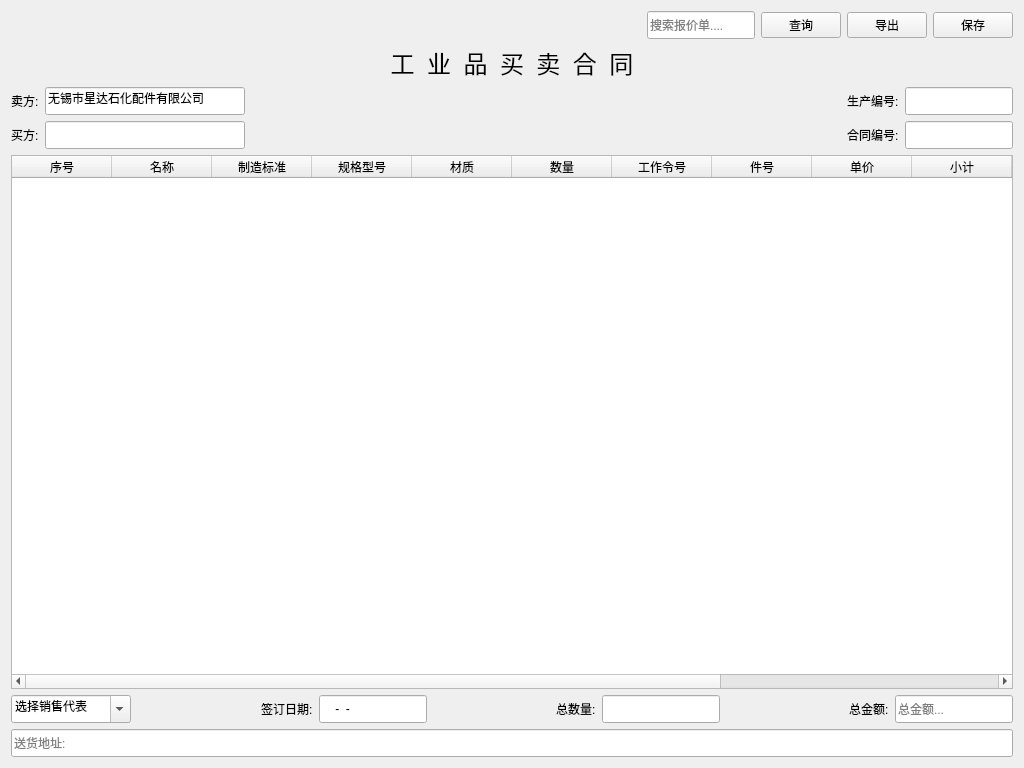
The window that wxxd/sale/order.ui (djshao/mto) describes before a commit, drawn with Qt 5.
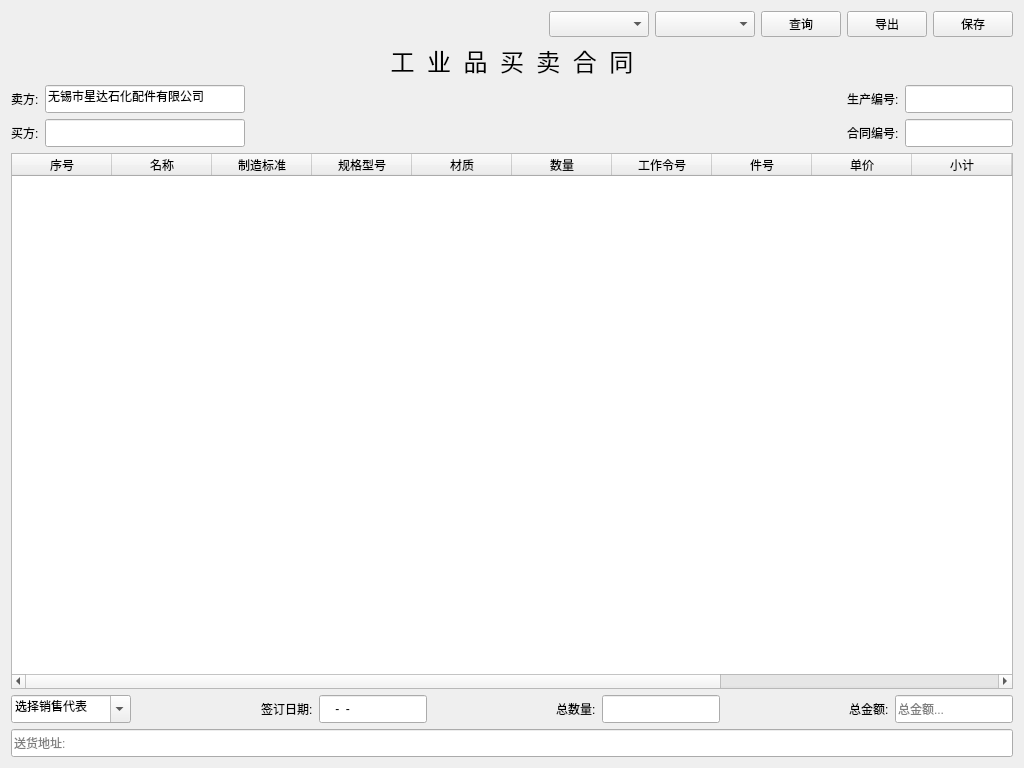
The same window after the commit. Icons and pictures are not drawn.

Diff of the .ui file:
```diff
--- a/wxxd/sale/order.ui
+++ b/wxxd/sale/order.ui
@@ -18,7 +18,7 @@
   </property>
   <layout class="QVBoxLayout" name="verticalLayout" stretch="0,0,0,3,0">
    <item>
-    <layout class="QHBoxLayout" name="horizontalLayout" stretch="3,0,0,0,0">
+    <layout class="QHBoxLayout" name="horizontalLayout" stretch="3,0,0,0,0,0">
      <item>
       <spacer name="horizontalSpacer_2">
        <property name="orientation">
@@ -33,24 +33,25 @@
       </spacer>
      </item>
      <item>
-      <widget class="QLineEdit" name="Line_search">
+      <widget class="QComboBox" name="cob_CO">
        <property name="minimumSize">
         <size>
-         <width>0</width>
-         <height>28</height>
+         <width>100</width>
+         <height>26</height>
         </size>
        </property>
-       <property name="toolTip">
-        <string>搜索</string>
+       <property name="editable">
+        <bool>false</bool>
        </property>
-       <property name="text">
-        <string/>
-       </property>
-       <property name="placeholderText">
-        <string>搜索报价单....</string>
-       </property>
-       <property name="clearButtonEnabled">
-        <bool>true</bool>
+      </widget>
+     </item>
+     <item>
+      <widget class="QComboBox" name="cob_NO">
+       <property name="minimumSize">
+        <size>
+         <width>100</width>
+         <height>26</height>
+        </size>
        </property>
       </widget>
      </item>
```
Left out of the diff: 2 changed lines with no effect on the pictures.
